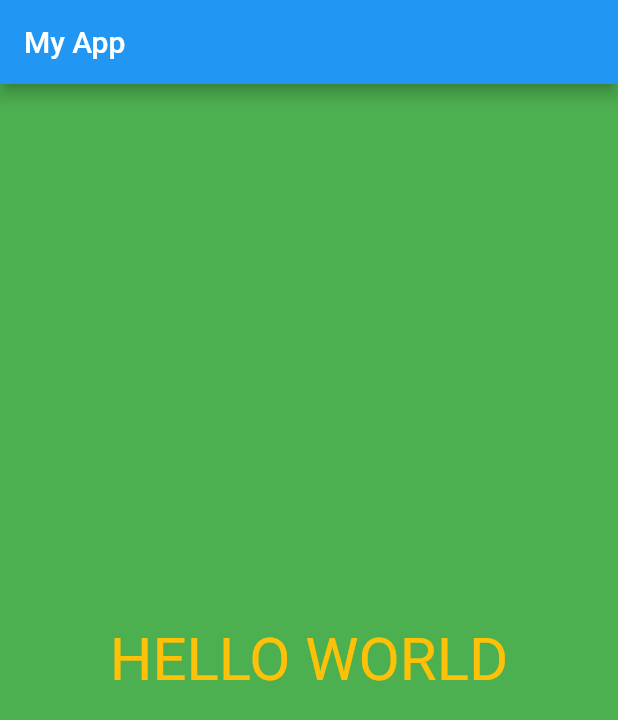
After one commit to vikasvarnekar3/flutter_app, a Flutter app: the screen it shows after launch, on a phone screen of 412 x 824 dp. The commit adds this screen. Shown: the top 720 px of the screen. Run offline on Flutter 3.47's test engine with Material 2 defaults, Android fonts, the phone set to English and light mode, and no system bars.

Commit message:
first_screen.dart and screens

```diff
--- a/lib/main.dart
+++ b/lib/main.dart
@@ -1,4 +1,5 @@
 import 'package:flutter/material.dart';
+import './screens/first_screen.dart';
 
 void main() => runApp(myapp());//use of fat arrow and call the class
 
@@ -10,16 +11,7 @@ class myapp extends StatelessWidget { // define the my app subclass and Stateles
         title: "My App",
         home: Scaffold( //it is used for appBar
             appBar: AppBar(title: Text("My App"),),
-            body: Material(
-              color: Colors.green, // background color
-              child: Center( //hello world prints at center
-                child: Text(
-                  "HELLO WORLD",
-                  textDirection: TextDirection.ltr, // text direaction left to right
-                  style: TextStyle(fontSize: 40.0, color: Colors.amber), // hello world font size and color
-                ),
-              ),
-            )
+            body:firstscreen()
         )
     );
   }
--- /dev/null
+++ b/lib/screens/first_screen.dart
@@ -0,0 +1,17 @@
+import 'package:flutter/material.dart';
+class firstscreen extends StatelessWidget{
+  @override
+  Widget build(BuildContext context) {
+   return Material(
+     color: Colors.green, // background color
+     child: Center( //hello world prints at center
+       child: Text(
+         "HELLO WORLD",
+         textDirection: TextDirection.ltr, // text direaction left to right
+         style: TextStyle(fontSize: 40.0, color: Colors.amber), // hello world font size and color
+       ),
+     ),
+   );
+  }
+
+}
```
